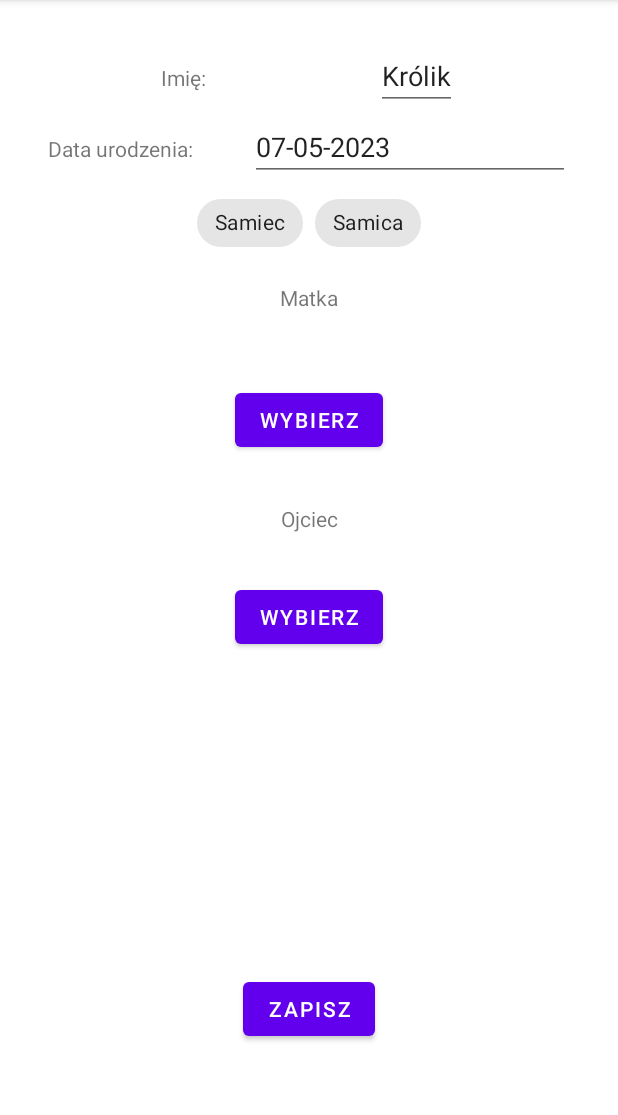
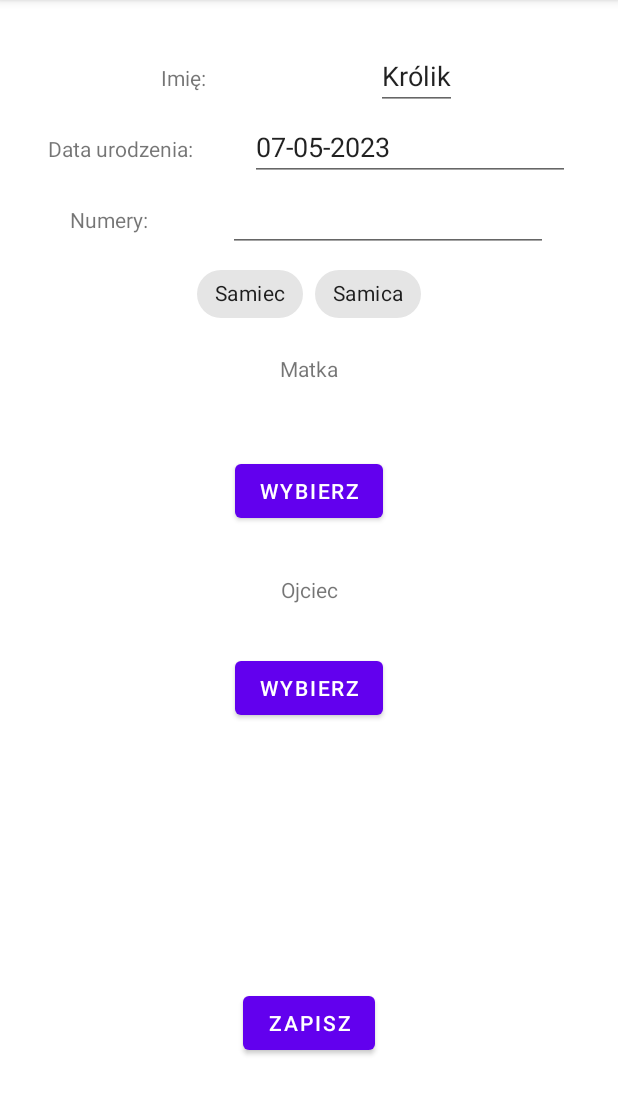
Before and after one commit to AgnieszkaKlobus12/RabbitApp, an Android app: the screen it shows after launch (MainActivity), after a tap on "Dodaj królika", on a phone screen of 412 x 824 dp, the part 84-1199 px from its top. Run offline under Robolectric (Android 15) with nearby library versions, the light colour scheme and no system bars; our stand-ins replace Room's generated code, navigation-ui; 2 statements that could not run were skipped; 1 other tap on this screen came first.

Commit message:
RA-33 Add numbers

```diff
--- a/app/src/main/java/com/example/rabbitapp/model/AppDatabase.kt
+++ b/app/src/main/java/com/example/rabbitapp/model/AppDatabase.kt
@@ -14,7 +14,7 @@ import kotlinx.coroutines.*
 
 @Database(
     entities = [Rabbit::class, Vaccine::class, Litter::class],
-    version = 2
+    version = 3
 )
 abstract class AppDatabase : RoomDatabase() {
 
--- a/app/src/main/java/com/example/rabbitapp/model/entities/Rabbit.kt
+++ b/app/src/main/java/com/example/rabbitapp/model/entities/Rabbit.kt
@@ -24,6 +24,7 @@ data class Rabbit(
     override val name: String,
     override val birth: Long,
     val sex: String,
+    val earNumber: String,
 
     val FkMother: Long?,
     val FkFather: Long?
--- a/app/src/main/java/com/example/rabbitapp/ui/mainTab/add/AddRabbitFragment.kt
+++ b/app/src/main/java/com/example/rabbitapp/ui/mainTab/add/AddRabbitFragment.kt
@@ -81,6 +81,7 @@ class AddRabbitFragment : Fragment() {
                     binding.addRabbitName.text.toString(),
                     LocalDate.parse(binding.addRabbitDate.text.toString(), formatter).toEpochDay(),
                     getRabbitGender(),
+                    binding.addRabbitNumbers.text.toString(),
                     viewModel.selectedMother?.id, viewModel.selectedFather?.id
                 )
             )
--- a/app/src/main/res/layout/fragment_add_rabbit.xml
+++ b/app/src/main/res/layout/fragment_add_rabbit.xml
@@ -47,8 +47,6 @@
         app:layout_constraintRight_toLeftOf="@id/add_rabbit_date"
         app:layout_constraintTop_toBottomOf="@id/add_rabbit_name" />
 
-
-    <!--        todo add default value as today -->
     <EditText
         android:id="@+id/add_rabbit_date"
         android:layout_width="wrap_content"
@@ -60,6 +58,27 @@
         app:layout_constraintLeft_toRightOf="@id/add_rabbit_date_label"
         app:layout_constraintRight_toRightOf="parent" />
 
+    <TextView
+        android:id="@+id/add_rabbit_numbers_label"
+        android:layout_width="wrap_content"
+        android:layout_height="wrap_content"
+        android:layout_margin="@dimen/default_margin"
+        android:text="@string/ear_numbers"
+        app:layout_constraintLeft_toLeftOf="parent"
+        app:layout_constraintRight_toLeftOf="@id/add_rabbit_numbers"
+        app:layout_constraintTop_toBottomOf="@id/add_rabbit_date" />
+
+    <EditText
+        android:id="@+id/add_rabbit_numbers"
+        android:layout_width="wrap_content"
+        android:layout_height="wrap_content"
+        android:layout_margin="@dimen/default_margin"
+        android:ems="10"
+        android:inputType="number"
+        app:layout_constraintBaseline_toBaselineOf="@+id/add_rabbit_numbers_label"
+        app:layout_constraintLeft_toRightOf="@id/add_rabbit_numbers_label"
+        app:layout_constraintRight_toRightOf="parent" />
+
     <com.google.android.material.chip.ChipGroup
         android:id="@+id/add_rabbit_gender"
         android:layout_width="wrap_content"
@@ -68,7 +87,7 @@
         app:selectionRequired="true"
         app:layout_constraintLeft_toLeftOf="parent"
         app:layout_constraintRight_toRightOf="parent"
-        app:layout_constraintTop_toBottomOf="@id/add_rabbit_date_label"
+        app:layout_constraintTop_toBottomOf="@id/add_rabbit_numbers_label"
         app:singleSelection="true">
 
         <com.google.android.material.chip.Chip
@@ -82,9 +101,7 @@
             android:layout_width="wrap_content"
             android:layout_height="wrap_content"
             android:text="@string/female" />
-
     </com.google.android.material.chip.ChipGroup>
-
 
     <TextView
         android:id="@+id/add_rabbit_mother"
--- a/app/src/main/res/values/strings.xml
+++ b/app/src/main/res/values/strings.xml
@@ -23,5 +23,6 @@
     <string name="mother">Matka</string>
     <string name="father">Ojciec</string>
     <string name="pick">Wybierz</string>
+    <string name="ear_numbers">Numery:</string>
 
 </resources>
```
